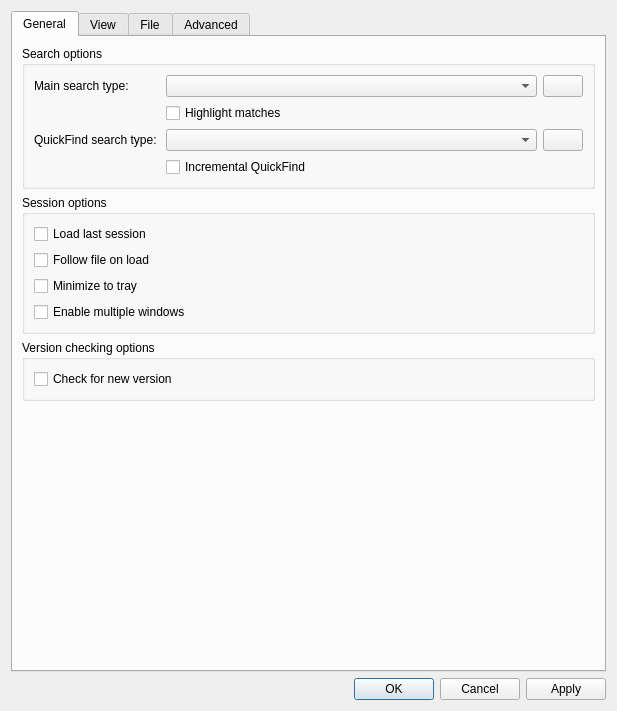
Old version of the form src/ui/include/optionsdialog.ui in the repository ykk136/klogg.
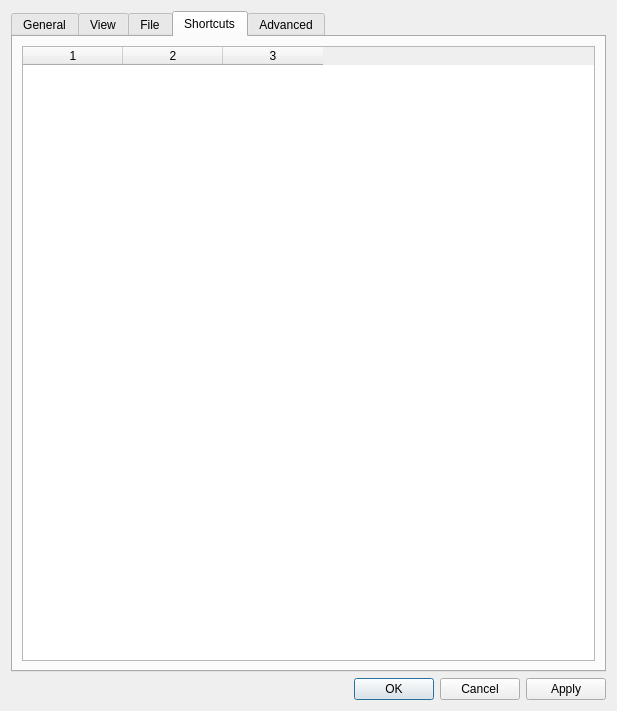
New version of the form. The open tabs and pages were chosen to show the change.

Commit message:
[ci release] Add user-configurable shortcuts (wip)
Switching from handling QKeyPress events to QShortcuts allows to add
user configurable shortcuts. Shortcuts for crawler widget has been
added. More will come in next releases.

This addresses #326.

What changed in the file:
```diff
--- a/src/ui/include/optionsdialog.ui
+++ b/src/ui/include/optionsdialog.ui
@@ -468,6 +468,26 @@
        </item>
       </layout>
      </widget>
+     <widget class="QWidget" name="shortcutsTab">
+      <attribute name="title">
+       <string>Shortcuts</string>
+      </attribute>
+      <layout class="QVBoxLayout" name="verticalLayout_16">
+       <item>
+        <widget class="QTableWidget" name="shortcutsTable">
+         <property name="columnCount">
+          <number>3</number>
+         </property>
+         <attribute name="verticalHeaderVisible">
+          <bool>false</bool>
+         </attribute>
+         <column/>
+         <column/>
+         <column/>
+        </widget>
+       </item>
+      </layout>
+     </widget>
      <widget class="QWidget" name="advanced_tab">
       <property name="enabled">
        <bool>true</bool>
```
The commit also changes 14 other files.
